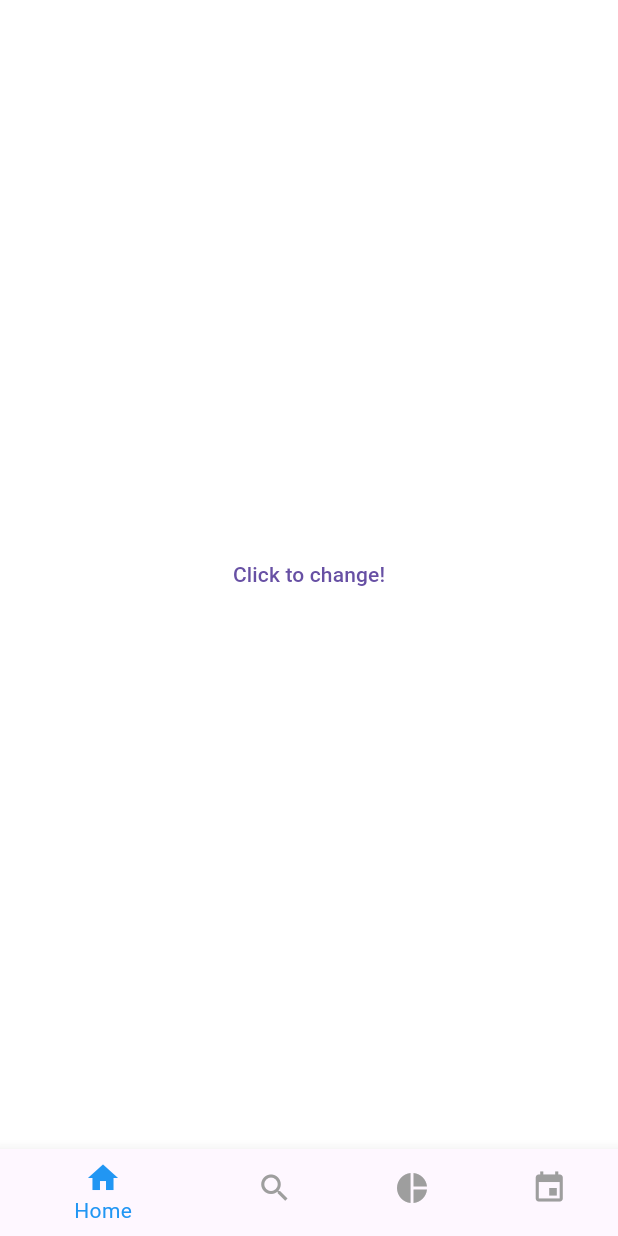
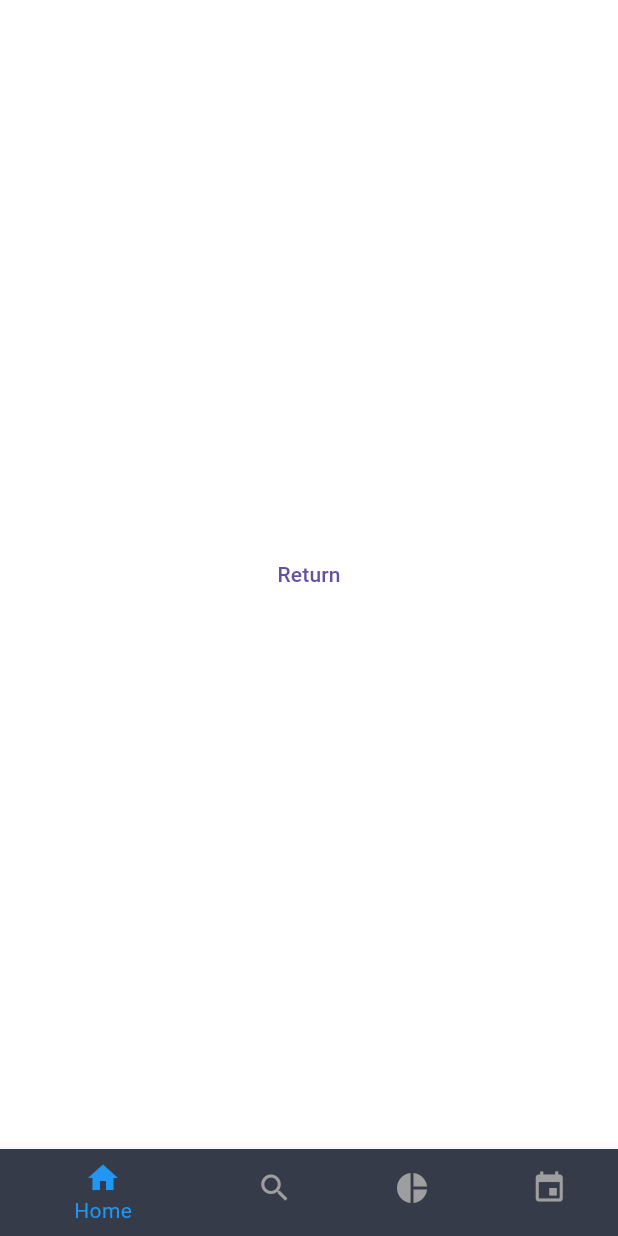
Before and after one commit to nurekeshka/stock-market-mobile, a Flutter app: the MainPage screen opened directly, on a phone screen of 412 x 824 dp. Run offline on Flutter 3.47's test engine with Material 3 defaults, Android fonts, the phone set to English and light mode, and no system bars; our stand-ins replace flutter_bloc, tuple.

Commit message:
feat: add themes configuration

```diff
--- a/lib/application.dart
+++ b/lib/application.dart
@@ -15,11 +15,11 @@ class Application extends StatelessWidget {
     final navigation = Provider.of<NavigationService>(context);
 
     return MaterialApp(
+      routes: routes,
       theme: Themes.light,
       darkTheme: Themes.dark,
       initialRoute: Routes.auth.path,
       themeMode: themes.themeMode,
-      routes: routes,
       navigatorKey: navigation.navigatorKey,
     );
   }
--- /dev/null
+++ b/lib/core/constants/providers.dart
@@ -0,0 +1,9 @@
+import 'package:provider/provider.dart';
+
+import '../services/navigation_service.dart';
+import '../services/theme_service.dart';
+
+final providers = [
+  ChangeNotifierProvider(create: (_) => ThemeService()),
+  Provider(create: (_) => NavigationService()),
+];
--- /dev/null
+++ b/lib/core/theme/colors.dart
@@ -0,0 +1,35 @@
+import 'dart:ui';
+
+enum DesignColors {
+  nasturcianFlower,
+  harleyDavidsonOrange,
+  blueNights,
+  electromagnetic,
+  lynxWhite,
+  hintOfPensive,
+  pureGolden,
+  skirretGreen,
+}
+
+extension DesignColorsExtension on DesignColors {
+  Color get color {
+    switch (this) {
+      case DesignColors.nasturcianFlower:
+        return const Color.fromRGBO(232, 65, 24, 1);
+      case DesignColors.harleyDavidsonOrange:
+        return const Color.fromRGBO(194, 54, 22, 1);
+      case DesignColors.blueNights:
+        return const Color.fromRGBO(53, 59, 72, 1);
+      case DesignColors.electromagnetic:
+        return const Color.fromRGBO(47, 54, 64, 1);
+      case DesignColors.lynxWhite:
+        return const Color.fromRGBO(245, 246, 250, 1);
+      case DesignColors.hintOfPensive:
+        return const Color.fromRGBO(220, 221, 225, 1);
+      case DesignColors.pureGolden:
+        return const Color.fromRGBO(248, 181, 0, 1);
+      case DesignColors.skirretGreen:
+        return const Color.fromRGBO(68, 189, 50, 1);
+    }
+  }
+}
--- a/lib/core/theme/themes.dart
+++ b/lib/core/theme/themes.dart
@@ -1,4 +1,5 @@
 import 'package:flutter/material.dart';
+import 'package:stock_market_mobile/core/theme/colors.dart';
 
 class Themes {
   static final light = ThemeData(
@@ -19,15 +20,47 @@ class Themes {
   static final dark = ThemeData(
     brightness: Brightness.dark,
     primarySwatch: Colors.blue,
-    scaffoldBackgroundColor: Colors.black,
-    appBarTheme: const AppBarTheme(
-      backgroundColor: Colors.black,
-      foregroundColor: Colors.white,
+    scaffoldBackgroundColor: DesignColors.electromagnetic.color,
+    appBarTheme: AppBarTheme(
+      backgroundColor: DesignColors.electromagnetic.color,
+      foregroundColor: DesignColors.lynxWhite.color,
     ),
-    bottomNavigationBarTheme: const BottomNavigationBarThemeData(
-      backgroundColor: Colors.black,
-      selectedItemColor: Colors.blue,
-      unselectedItemColor: Colors.grey,
+    textButtonTheme: TextButtonThemeData(
+      style: ButtonStyle(
+        foregroundColor: WidgetStateColor.fromMap({
+          WidgetState.any: DesignColors.blueNights.color,
+        }),
+        backgroundColor: WidgetStateColor.fromMap({
+          WidgetState.any: DesignColors.lynxWhite.color,
+        }),
+        shape: WidgetStateProperty.all<RoundedRectangleBorder>(
+          RoundedRectangleBorder(borderRadius: BorderRadius.circular(4.0)),
+        ),
+        padding: WidgetStateProperty.all<EdgeInsetsGeometry>(
+          const EdgeInsets.symmetric(horizontal: 30.0, vertical: 10.0),
+        ),
+      ),
+    ),
+    iconButtonTheme: IconButtonThemeData(
+      style: ButtonStyle(
+        backgroundColor: WidgetStateColor.fromMap({
+          WidgetState.any: DesignColors.blueNights.color,
+        }),
+        foregroundColor: WidgetStateColor.fromMap({
+          WidgetState.any: DesignColors.lynxWhite.color,
+        }),
+        shape: WidgetStateProperty.all<RoundedRectangleBorder>(
+          RoundedRectangleBorder(borderRadius: BorderRadius.circular(4.0)),
+        ),
+        padding: WidgetStateProperty.all<EdgeInsetsGeometry>(
+          const EdgeInsets.symmetric(horizontal: 30.0, vertical: 10.0),
+        ),
+      ),
+    ),
+    bottomNavigationBarTheme: BottomNavigationBarThemeData(
+      backgroundColor: DesignColors.blueNights.color,
+      selectedItemColor: DesignColors.lynxWhite.color,
+      unselectedItemColor: DesignColors.hintOfPensive.color,
     ),
   );
 }
--- a/lib/main.dart
+++ b/lib/main.dart
@@ -2,17 +2,8 @@ import 'package:flutter/material.dart';
 import 'package:provider/provider.dart';
 
 import './application.dart';
-import './core/services/navigation_service.dart';
-import './core/services/theme_service.dart';
+import './core/constants/providers.dart';
 
 void main() {
-  runApp(
-    MultiProvider(
-      providers: [
-        ChangeNotifierProvider(create: (_) => ThemeService()),
-        Provider(create: (_) => NavigationService()),
-      ],
-      child: const Application(),
-    ),
-  );
+  runApp(MultiProvider(providers: providers, child: const Application()));
 }
--- a/lib/presentation/pages/auth/auth_page.dart
+++ b/lib/presentation/pages/auth/auth_page.dart
@@ -13,7 +13,7 @@ class AuthPage extends StatelessWidget {
 
     return Center(
       child: TextButton(
-        child: Text("Click to navigate!"),
+        child: Text("Continue"),
         onPressed: () => {navigation.navigate(Routes.main)},
       ),
     );
--- a/lib/presentation/pages/main/tabs/home_page.dart
+++ b/lib/presentation/pages/main/tabs/home_page.dart
@@ -11,7 +11,7 @@ class HomePage extends StatelessWidget {
 
     return Center(
       child: TextButton(
-        child: Text("Click to change!"),
+        child: Text("Return"),
         onPressed: () => {navigation.revert()},
       ),
     );
--- a/lib/presentation/widgets/bottom_navigation_widget.dart
+++ b/lib/presentation/widgets/bottom_navigation_widget.dart
@@ -1,10 +1,11 @@
 import 'package:flutter/material.dart';
 import 'package:flutter_bloc/flutter_bloc.dart';
+import 'package:stock_market_mobile/core/theme/colors.dart';
 
-import '../../core/constants/main_tabs.dart';
-import '../blocs/tabs_bloc.dart';
+import '../../core/constants/tabs.dart';
 import '../blocs/events/tabs_event.dart';
 import '../blocs/states/tabs_state.dart';
+import '../blocs/tabs_bloc.dart';
 
 class BottomNavigationWidget extends StatelessWidget {
   const BottomNavigationWidget({super.key});
@@ -23,6 +24,7 @@ class BottomNavigationWidget extends StatelessWidget {
                 return BottomNavigationBarItem(
                   icon: pair.item1,
                   label: pair.item2,
+                  backgroundColor: DesignColors.blueNights.color,
                 );
               }).toList(),
         );
```
Also changed, not shown: lib/core/constants/tabs.dart (renamed from lib/core/constants/main_tabs.dart).
